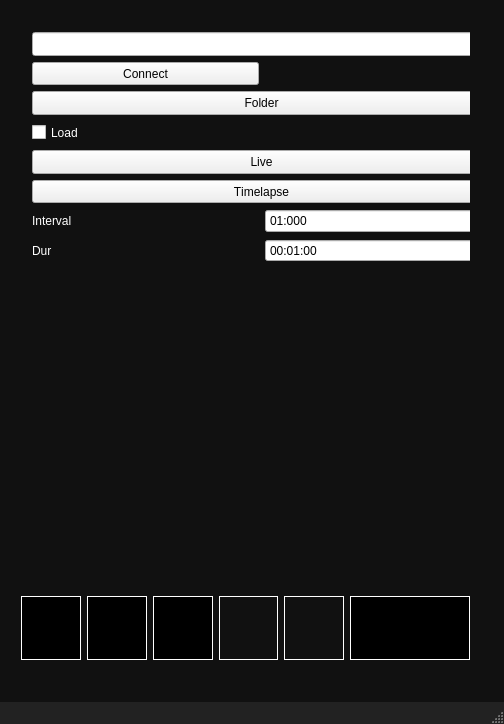
Qt form mainwindow.ui (klangobjekte/CameraRemote) before a commit.
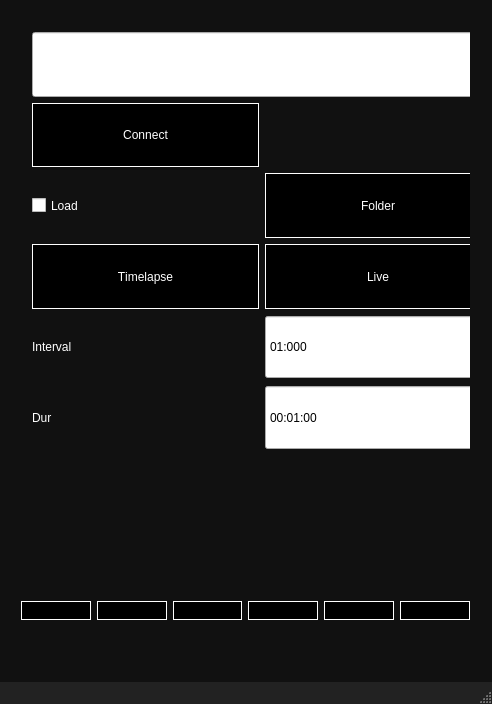
The same form after that commit. The open tabs and pages were chosen to show the change. Icons and pictures are not drawn.

Commit message: working GUI on Desktop and ZOPO 980

The edit to the form file:
```diff
--- a/mainwindow.ui
+++ b/mainwindow.ui
@@ -6,8 +6,8 @@
    <rect>
     <x>0</x>
     <y>0</y>
-    <width>504</width>
-    <height>724</height>
+    <width>492</width>
+    <height>704</height>
    </rect>
   </property>
   <property name="sizePolicy">
@@ -42,56 +42,41 @@
 
 QGraphicsView
 {
-    background-color: #888888;
+    background-color: #222222;
+}
+
+QPushButton{
+	border: 1px solid white;
+	background-repeat: none;
+	background-position: center;
+	background-color: black;
+color: white;
+	/*height:	70px;*/
 }
 
 QPushButton#pushButton_1{
-border: 1px solid white;
 	background-image: url(:/img/device_nex.png);
-	background-repeat: none;
-	background-position: center;
-	background-color: black;
 }
 
 QPushButton#pushButton_2{
-border: 1px solid white;
 	background-image: url(:/img/btn_settings_normal.png);
-	background-repeat: none;
-	background-position: center;
-	background-color: black;
 }
 
 QPushButton#pushButton_2:checked{
-border: 1px solid white;
 	background-image: url(:/img/btn_settings_disable.png);
-	background-repeat: none;
-	background-position: center;
-	background-color: black;
-
 }
 
 QPushButton#pushButton_3{
-border: 1px solid white;
 	background-image: url(:/img/btn_postview_common_normal.png);
-	background-repeat: none;
-	background-position: center;
-	background-color: black;
 }
 
 QPushButton#pushButton_3:checked{
 	background-image: url(:/img/btn_postview_common_disable.png);
-	background-repeat: none;
-	background-position: center;
-	background-color: black;
 }
 
 
 QPushButton#takePicturePushButton{
-border: 1px solid white;
 	background-image: url(:/img/btn_capture_still_normal.png);
-	background-repeat: none;
-	background-position: center;
-	background-color: black;
 }
 
 QPushButton#takePicturePushButton:pressed {
@@ -102,26 +87,16 @@
 }
 
 QPushButton#zoomInPushButton{
-border: 1px solid white;
 	background-image: url(:/img/zoom_t_normal.png);
-	background-repeat: none;
-	background-position: center;
-    background-color: transparent;
 }
 
-QPushButton#zoomInPushButton:presseds{
+QPushButton#zoomInPushButton:pressed{
 	background-image: url(:/img/zoom_t_pushed.png);
-	background-repeat: none;
-	background-position: center;
     background-color: #ffffff;
 }
 
 QPushButton#zoomOutPushButton{
-border: 1px solid white;
 	background-image: url(:/img/zoom_w_normal.png);
-	background-repeat: none;
-	background-position: center;
-    background-color: transparent;
 }
 
 QPushButton#zoomOutPushButton:pressed{
@@ -131,19 +106,16 @@
     background-color: #ffffff;
 }
 
-QLabel#zoomPositionLabel{
-    font-family:  &quot;Lucida Grande&quot;, Lucida, Verdana, sans-serif;
-    border:none;
-    background-color: transparent;
-    color: #FFFFFF;
-}
 
 QComboBox {
-    font-family:  &quot;Lucida Grande&quot;, Lucida, Verdana, sans-serif;
-    border:none;
+	/*font-family:  &quot;Lucida Grande&quot;, Lucida, Verdana, sans-serif;*/
+	/*height: 90px;*/
+    /*border-radius: 3px;*/
+	border: 0px solid #D3D3D3;
     background-color: transparent;
     color: #FFFFFF;
     selection-background-color: blue;
+
 }
 
 QComboBox:hover {
@@ -156,7 +128,7 @@
 }
 
 QComboBox::drop-down:on {
-    font-family:  &quot;Lucida Grande&quot;, Lucida, Verdana, sans-serif;
+    /*font-family:  &quot;Lucida Grande&quot;, Lucida, Verdana, sans-serif;*/
     color: #000000;  
 }
 
@@ -174,28 +146,37 @@
 QComboBox QAbstractItemView{
     background: transparent;
     background: grey;
-    show-decoration-selected: 1; /* make the selection span the entire width of the view */
+	/* make the selection span the entire width of the view */
+    /* show-decoration-selected: 1; */
 }
-
 QComboBox#configurationComboBox{
-    font-family:  &quot;Lucida Grande&quot;, Lucida, Verdana, sans-serif;
- color: white;
+    /*font-family:  &quot;Lucida Grande&quot;, Lucida, Verdana, sans-serif;*/
+ 	color: white;
 }
 
 QLabel{
-color: white;
+	color: white;
+}
+
+QLabel#zoomPositionLabel{
+    /*font-family:  &quot;Lucida Grande&quot;, Lucida, Verdana, sans-serif;*/
+	border: 0px solid #D3D3D3;
+    background-color: transparent;
+    color: #FFFFFF;
 }
 
 QCheckBox#loadPreviewPicCheckBox{
-color: white;
+
+	color: white;
+
 }
 </string>
   </property>
   <widget class="QWidget" name="centralWidget">
    <property name="sizePolicy">
-    <sizepolicy hsizetype="Expanding" vsizetype="Expanding">
+    <sizepolicy hsizetype="Expanding" vsizetype="Fixed">
      <horstretch>0</horstretch>
-     <verstretch>10</verstretch>
+     <verstretch>0</verstretch>
     </sizepolicy>
    </property>
    <widget class="QWidget" name="centralGridLayoutWidget">
@@ -204,32 +185,74 @@
       <x>10</x>
       <y>0</y>
       <width>471</width>
-      <height>671</height>
+      <height>631</height>
      </rect>
     </property>
     <layout class="QGridLayout" name="centralGridLayout">
      <property name="sizeConstraint">
-      <enum>QLayout::SetMaximumSize</enum>
+      <enum>QLayout::SetDefaultConstraint</enum>
      </property>
      <item row="1" column="3">
       <widget class="QPushButton" name="zoomOutPushButton">
        <property name="sizePolicy">
-        <sizepolicy hsizetype="Expanding" vsizetype="Expanding">
-         <horstretch>1</horstretch>
-         <verstretch>1</verstretch>
+        <sizepolicy hsizetype="Expanding" vsizetype="Minimum">
+         <horstretch>0</horstretch>
+         <verstretch>0</verstretch>
         </sizepolicy>
        </property>
        <property name="text">
         <string/>
+       </property>
+       <property name="iconSize">
+        <size>
+         <width>52</width>
+         <height>22</height>
+        </size>
+       </property>
+       <property name="checkable">
+        <bool>true</bool>
+       </property>
+      </widget>
+     </item>
+     <item row="1" column="1">
+      <widget class="QPushButton" name="pushButton_2">
+       <property name="sizePolicy">
+        <sizepolicy hsizetype="Expanding" vsizetype="Minimum">
+         <horstretch>0</horstretch>
+         <verstretch>0</verstretch>
+        </sizepolicy>
+       </property>
+       <property name="maximumSize">
+        <size>
+         <width>16777215</width>
+         <height>16777215</height>
+        </size>
+       </property>
+       <property name="font">
+        <font>
+         <kerning>false</kerning>
+        </font>
+       </property>
+       <property name="text">
+        <string/>
+       </property>
+       <property name="iconSize">
+        <size>
+         <width>52</width>
+         <height>22</height>
+        </size>
+       </property>
+       <property name="checkable">
+        <bool>true</bool>
        </property>
       </widget>
      </item>
      <item row="1" column="5">
       <widget class="QPushButton" name="takePicturePushButton">
        <property name="sizePolicy">
-        <sizepolicy hsizetype="Expanding" vsizetype="Expanding">
-         <horstretch>2</horstretch>
-         <verstretch>1</verstretch>
+        <sizepolicy hsizetype="Expanding" vsizetype="Minimum">
+         <horstretch>0</horstretch>
+         <verstretch>0</verstretch>
         </sizepolicy>
        </property>
        <property name="font">
@@ -244,14 +267,20 @@
        <property name="text">
         <string/>
        </property>
+       <property name="iconSize">
+        <size>
+         <width>52</width>
+         <height>22</height>
+        </size>
+       </property>
       </widget>
      </item>
      <item row="1" column="2">
       <widget class="QPushButton" name="pushButton_3">
        <property name="sizePolicy">
-        <sizepolicy hsizetype="Expanding" vsizetype="Expanding">
-         <horstretch>1</horstretch>
-         <verstretch>1</verstretch>
+        <sizepolicy hsizetype="Expanding" vsizetype="Minimum">
+         <horstretch>0</horstretch>
+         <verstretch>0</verstretch>
         </sizepolicy>
        </property>
        <property name="maximumSize">
@@ -268,23 +297,29 @@
        <property name="text">
         <string/>
        </property>
-       <property name="checkable">
-        <bool>true</bool>
+       <property name="iconSize">
+        <size>
+         <width>52</width>
+         <height>22</height>
+        </size>
        </property>
       </widget>
      </item>
      <item row="1" column="0">
       <widget class="QPushButton" name="pushButton_1">
+       <property name="enabled">
+        <bool>true</bool>
+       </property>
        <property name="sizePolicy">
-        <sizepolicy hsizetype="Expanding" vsizetype="Expanding">
-         <horstretch>1</horstretch>
-         <verstretch>1</verstretch>
+        <sizepolicy hsizetype="Expanding" vsizetype="Minimum">
+         <horstretch>0</horstretch>
+         <verstretch>0</verstretch>
         </sizepolicy>
        </property>
        <property name="maximumSize">
         <size>
          <width>16777215</width>
-         <height>100</height>
+         <height>16777215</height>
         </size>
        </property>
        <property name="sizeIncrement">
@@ -293,28 +328,7 @@
          <height>0</height>
         </size>
        </property>
-       <property name="font">
-        <font>
-         <kerning>false</kerning>
-        </font>
-       </property>
-       <property name="text">
-        <string/>
-       </property>
-       <property name="checkable">
-        <bool>true</bool>
-       </property>
-      </widget>
-     </item>
-     <item row="1" column="1">
-      <widget class="QPushButton" name="pushButton_2">
-       <property name="sizePolicy">
-        <sizepolicy hsizetype="Expanding" vsizetype="Expanding">
-         <horstretch>1</horstretch>
-         <verstretch>1</verstretch>
-        </sizepolicy>
-       </property>
-       <property name="maximumSize">
+       <property name="baseSize">
         <size>
          <width>16777215</width>
          <height>16777215</height>
@@ -328,30 +342,45 @@
        <property name="text">
         <string/>
        </property>
+       <property name="iconSize">
+        <size>
+         <width>52</width>
+         <height>22</height>
+        </size>
+       </property>
        <property name="checkable">
         <bool>true</bool>
        </property>
+       <property name="autoDefault">
+        <bool>false</bool>
+       </property>
       </widget>
      </item>
      <item row="1" column="4">
       <widget class="QPushButton" name="zoomInPushButton">
        <property name="sizePolicy">
-        <sizepolicy hsizetype="Expanding" vsizetype="Expanding">
-         <horstretch>1</horstretch>
-         <verstretch>1</verstretch>
+        <sizepolicy hsizetype="Expanding" vsizetype="Minimum">
+         <horstretch>0</horstretch>
+         <verstretch>0</verstretch>
         </sizepolicy>
        </property>
        <property name="text">
         <string/>
        </property>
+       <property name="iconSize">
+        <size>
+         <width>52</width>
+         <height>22</height>
+        </size>
+       </property>
       </widget>
      </item>
      <item row="0" column="0" colspan="6">
       <widget class="QStackedWidget" name="stackedWidget">
        <property name="sizePolicy">
-        <sizepolicy hsizetype="Expanding" vsizetype="Expanding">
+        <sizepolicy hsizetype="Expanding" vsizetype="Minimum">
          <horstretch>0</horstretch>
-         <verstretch>9</verstretch>
+         <verstretch>0</verstretch>
         </sizepolicy>
        </property>
        <property name="currentIndex">
@@ -546,13 +575,19 @@
         </widget>
        </widget>
        <widget class="QWidget" name="page_2">
+        <property name="sizePolicy">
+         <sizepolicy hsizetype="Ignored" vsizetype="Ignored">
+          <horstretch>0</horstretch>
+          <verstretch>0</verstretch>
+         </sizepolicy>
+        </property>
         <widget class="QWidget" name="settingsGridLayoutWidget">
          <property name="geometry">
           <rect>
            <x>0</x>
            <y>10</y>
            <width>481</width>
-           <height>311</height>
+           <height>581</height>
           </rect>
          </property>
          <property name="sizePolicy">
@@ -570,28 +605,6 @@
           <property name="sizeConstraint">
            <enum>QLayout::SetMinimumSize</enum>
           </property>
-          <item row="6" column="0" colspan="2">
-           <widget class="QPushButton" name="startTimerPushButton">
-            <property name="sizePolicy">
-             <sizepolicy hsizetype="Expanding" vsizetype="Expanding">
-              <horstretch>0</horstretch>
-              <verstretch>0</verstretch>
-             </sizepolicy>
-            </property>
-            <property name="font">
-             <font>
-              <family>Lucida Grande</family>
-              <kerning>false</kerning>
-             </font>
-            </property>
-            <property name="text">
-             <string>Timelapse</string>
-            </property>
-            <property name="checkable">
-             <bool>true</bool>
-            </property>
-           </widget>
-          </item>
           <item row="0" column="0" colspan="2">
            <widget class="QLineEdit" name="urlLineEdit">
             <property name="sizePolicy">
@@ -608,26 +621,7 @@
             </property>
            </widget>
           </item>
-          <item row="7" column="0">
-           <widget class="QLabel" name="intervallLabel">
-            <property name="sizePolicy">
-             <sizepolicy hsizetype="Expanding" vsizetype="Expanding">
-              <horstretch>0</horstretch>
-              <verstretch>0</verstretch>
-             </sizepolicy>
-            </property>
-            <property name="font">
-             <font>
-              <family>Lucida Grande</family>
-              <kerning>false</kerning>
-             </font>
-            </property>
-            <property name="text">
-             <string>Interval</string>
-            </property>
-           </widget>
-          </item>
-          <item row="7" column="1">
+          <item row="9" column="1">
            <widget class="QTimeEdit" name="intervalTimeEdit">
             <property name="sizePolicy">
              <sizepolicy hsizetype="Expanding" vsizetype="Expanding">
@@ -653,7 +647,80 @@
             </property>
            </widget>
           </item>
-          <item row="8" column="1">
+          <item row="2" column="0">
+           <widget class="QPushButton" name="startRecModePushButton">
+            <property name="sizePolicy">
+             <sizepolicy hsizetype="Expanding" vsizetype="Expanding">
+              <horstretch>0</horstretch>
+              <verstretch>0</verstretch>
+             </sizepolicy>
+            </property>
+            <property name="font">
+             <font>
+              <family>Lucida Grande</family>
+              <kerning>false</kerning>
+             </font>
+            </property>
+            <property name="text">
+             <string>Connect</string>
+            </property>
+            <property name="checkable">
+             <bool>true</bool>
+            </property>
+           </widget>
+          </item>
+          <item row="2" column="1">
+           <widget class="QComboBox" name="configurationComboBox">
+            <property name="sizePolicy">
+             <sizepolicy hsizetype="Expanding" vsizetype="Expanding">
+              <horstretch>0</horstretch>
+              <verstretch>0</verstretch>
+             </sizepolicy>
+            </property>
+            <property name="font">
+             <font>
+              <family>Lucida Grande,Lucida,Verdana,sans-serif</family>
+              <kerning>false</kerning>
+             </font>
+            </property>
+           </widget>
+          </item>
+          <item row="10" column="0">
+           <widget class="QLabel" name="durationLabel">
+            <property name="sizePolicy">
+             <sizepolicy hsizetype="Expanding" vsizetype="Expanding">
+              <horstretch>0</horstretch>
+              <verstretch>0</verstretch>
+             </sizepolicy>
+            </property>
+            <property name="font">
+             <font>
+              <family>Lucida Grande</family>
+              <kerning>false</kerning>
+             </font>
+            </property>
+            <property name="text">
+             <string>Dur</string>
+            </property>
+           </widget>
+          </item>
+          <item row="11" column="0">
+           <widget class="QComboBox" name="exposureModeComboBox">
+            <property name="sizePolicy">
+             <sizepolicy hsizetype="MinimumExpanding" vsizetype="Expanding">
+              <horstretch>0</horstretch>
+              <verstretch>0</verstretch>
+             </sizepolicy>
+            </property>
+            <property name="font">
+             <font>
+              <family>Lucida Grande,Lucida,Verdana,sans-serif</family>
+              <kerning>false</kerning>
+             </font>
+            </property>
+           </widget>
+          </item>
+          <item row="10" column="1">
            <widget class="QTimeEdit" name="durationTimeEdit">
             <property name="sizePolicy">
              <sizepolicy hsizetype="Expanding" vsizetype="Expanding">
@@ -679,26 +746,7 @@
             </property>
            </widget>
           </item>
-          <item row="8" column="0">
-           <widget class="QLabel" name="durationLabel">
-            <property name="sizePolicy">
-             <sizepolicy hsizetype="Expanding" vsizetype="Expanding">
-              <horstretch>0</horstretch>
-              <verstretch>0</verstretch>
-             </sizepolicy>
-            </property>
-            <property name="font">
-             <font>
-              <family>Lucida Grande</family>
-              <kerning>false</kerning>
-             </font>
-            </property>
-            <property name="text">
-             <string>Dur</string>
-            </property>
-           </widget>
-          </item>
-          <item row="10" column="0">
+          <item row="12" column="0">
            <widget class="QComboBox" name="selfTimerComboBox">
             <property name="sizePolicy">
              <sizepolicy hsizetype="MinimumExpanding" vsizetype="Expanding">
@@ -714,102 +762,7 @@
             </property>
            </widget>
           </item>
-          <item row="5" column="0" colspan="2">
-           <widget class="QPushButton" name="startLiveViewPushButton">
-            <property name="sizePolicy">
-             <sizepolicy hsizetype="Expanding" vsizetype="Expanding">
-              <horstretch>0</horstretch>
-              <verstretch>0</verstretch>
-             </sizepolicy>
-            </property>
-            <property name="font">
-             <font>
-              <family>Lucida Grande</family>
-              <kerning>false</kerning>
-             </font>
-            </property>
-            <property name="text">
-             <string>Live</string>
-            </property>
-            <property name="checkable">
-             <bool>true</bool>
-            </property>
-            <property name="checked">
-             <bool>false</bool>
-            </property>
-           </widget>
-          </item>
-          <item row="9" column="0">
-           <widget class="QComboBox" name="exposureModeComboBox">
-            <property name="sizePolicy">
-             <sizepolicy hsizetype="MinimumExpanding" vsizetype="Expanding">
-              <horstretch>0</horstretch>
-              <verstretch>0</verstretch>
-             </sizepolicy>
-            </property>
-            <property name="font">
-             <font>
-              <family>Lucida Grande,Lucida,Verdana,sans-serif</family>
-              <kerning>false</kerning>
-             </font>
-            </property>
-           </widget>
-          </item>
-          <item row="9" column="1">
-           <widget class="QComboBox" name="postViewImageSizeComboBox">
-            <property name="sizePolicy">
-             <sizepolicy hsizetype="MinimumExpanding" vsizetype="Expanding">
-              <horstretch>0</horstretch>
-              <verstretch>0</verstretch>
-             </sizepolicy>
-            </property>
-            <property name="font">
-             <font>
-              <family>Lucida Grande,Lucida,Verdana,sans-serif</family>
-              <kerning>false</kerning>
-             </font>
-            </property>
-           </widget>
-          </item>
-          <item row="2" column="1">
-           <widget class="QComboBox" name="configurationComboBox">
-            <property name="sizePolicy">
-             <sizepolicy hsizetype="Expanding" vsizetype="Expanding">
-              <horstretch>0</horstretch>
-              <verstretch>0</verstretch>
-             </sizepolicy>
-            </property>
-            <property name="font">
-             <font>
-              <family>Lucida Grande,Lucida,Verdana,sans-serif</family>
-              <kerning>false</kerning>
-             </font>
-            </property>
-           </widget>
-          </item>
-          <item row="2" column="0">
-           <widget class="QPushButton" name="startRecModePushButton">
-            <property name="sizePolicy">
-             <sizepolicy hsizetype="Expanding" vsizetype="Expanding">
-              <horstretch>0</horstretch>
-              <verstretch>0</verstretch>
-             </sizepolicy>
-            </property>
-            <property name="font">
-             <font>
-              <family>Lucida Grande</family>
-              <kerning>false</kerning>
-             </font>
-            </property>
-            <property name="text">
-             <string>Connect</string>
-            </property>
-            <property name="checkable">
-             <bool>true</bool>
-            </property>
-           </widget>
-          </item>
-          <item row="3" column="0" colspan="2">
+          <item row="4" column="1">
            <widget class="QPushButton" name="chooseFolderPushButton">
             <property name="sizePolicy">
              <sizepolicy hsizetype="Expanding" vsizetype="Expanding">
@@ -831,7 +784,42 @@
             </property>
            </widget>
           </item>
-          <item row="4" column="0" colspan="2">
+          <item row="9" column="0">
+           <widget class="QLabel" name="intervallLabel">
+            <property name="sizePolicy">
+             <sizepolicy hsizetype="Expanding" vsizetype="Expanding">
+              <horstretch>0</horstretch>
+              <verstretch>0</verstretch>
+             </sizepolicy>
+            </property>
+            <property name="font">
+             <font>
+              <family>Lucida Grande</family>
+              <kerning>false</kerning>
+             </font>
+            </property>
+            <property name="text">
+             <string>Interval</string>
+            </property>
+           </widget>
+          </item>
+          <item row="11" column="1">
+           <widget class="QComboBox" name="postViewImageSizeComboBox">
+            <property name="sizePolicy">
+             <sizepolicy hsizetype="MinimumExpanding" vsizetype="Expanding">
+              <horstretch>0</horstretch>
+              <verstretch>0</verstretch>
+             </sizepolicy>
+            </property>
+            <property name="font">
+             <font>
+              <family>Lucida Grande,Lucida,Verdana,sans-serif</family>
+              <kerning>false</kerning>
+             </font>
+            </property>
+           </widget>
+          </item>
+          <item row="4" column="0">
            <widget class="QCheckBox" name="loadPreviewPicCheckBox">
             <property name="sizePolicy">
              <sizepolicy hsizetype="Expanding" vsizetype="Expanding">
@@ -853,6 +841,53 @@
             </property>
            </widget>
           </item>
+          <item row="5" column="1">
+           <widget class="QPushButton" name="startLiveViewPushButton">
+            <property name="sizePolicy">
+             <sizepolicy hsizetype="Expanding" vsizetype="Expanding">
+              <horstretch>0</horstretch>
+              <verstretch>0</verstretch>
+             </sizepolicy>
+            </property>
+            <property name="font">
+             <font>
+              <family>Lucida Grande</family>
+              <kerning>false</kerning>
+             </font>
+            </property>
+            <property name="text">
+             <string>Live</string>
+            </property>
+            <property name="checkable">
+             <bool>true</bool>
+            </property>
+            <property name="checked">
+             <bool>false</bool>
+            </property>
+           </widget>
+          </item>
+          <item row="5" column="0">
+           <widget class="QPushButton" name="startTimerPushButton">
+            <property name="sizePolicy">
+             <sizepolicy hsizetype="Expanding" vsizetype="Expanding">
+              <horstretch>0</horstretch>
+              <verstretch>0</verstretch>
+             </sizepolicy>
+            </property>
+            <property name="font">
+             <font>
+              <family>Lucida Grande</family>
+              <kerning>false</kerning>
+             </font>
+            </property>
+            <property name="text">
+             <string>Timelapse</string>
+            </property>
+            <property name="checkable">
+             <bool>true</bool>
+            </property>
+           </widget>
+          </item>
          </layout>
         </widget>
        </widget>
```
Left out of the diff: 96 changed lines with no effect on the pictures. The commit also changes 4 other files.
